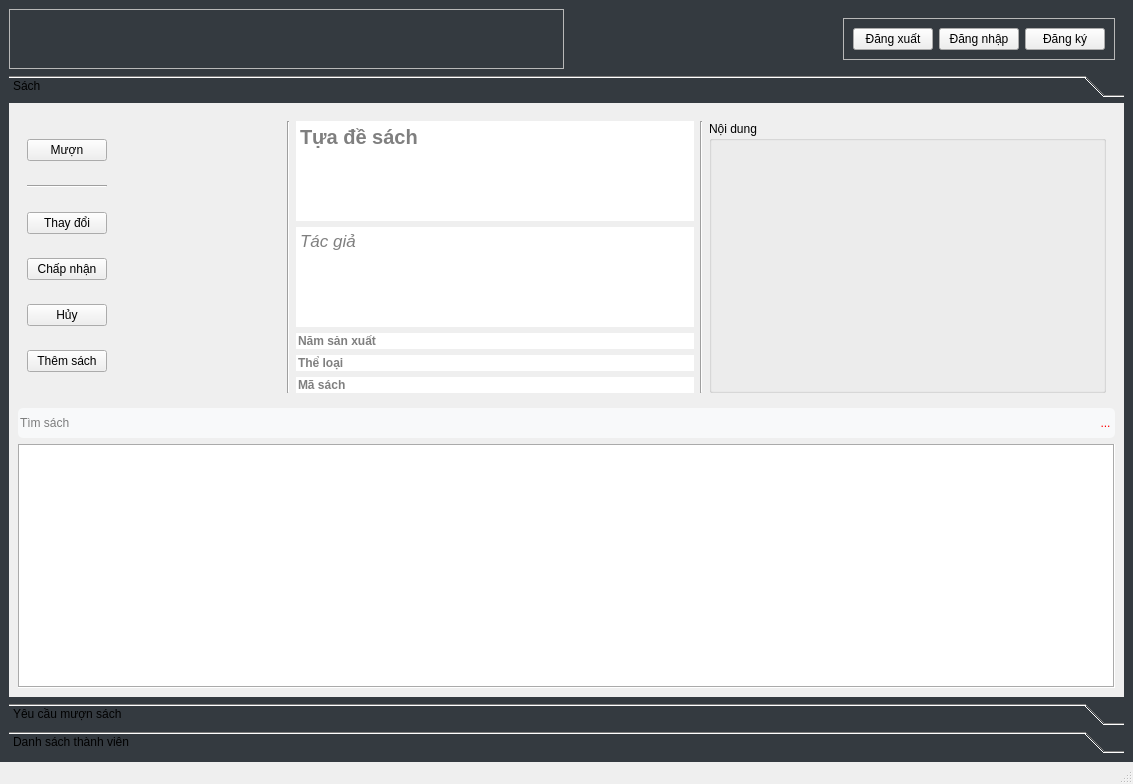
Before: the Qt Designer form mainwindow.ui in fantasyinferno/libpro, drawn with Qt 5.
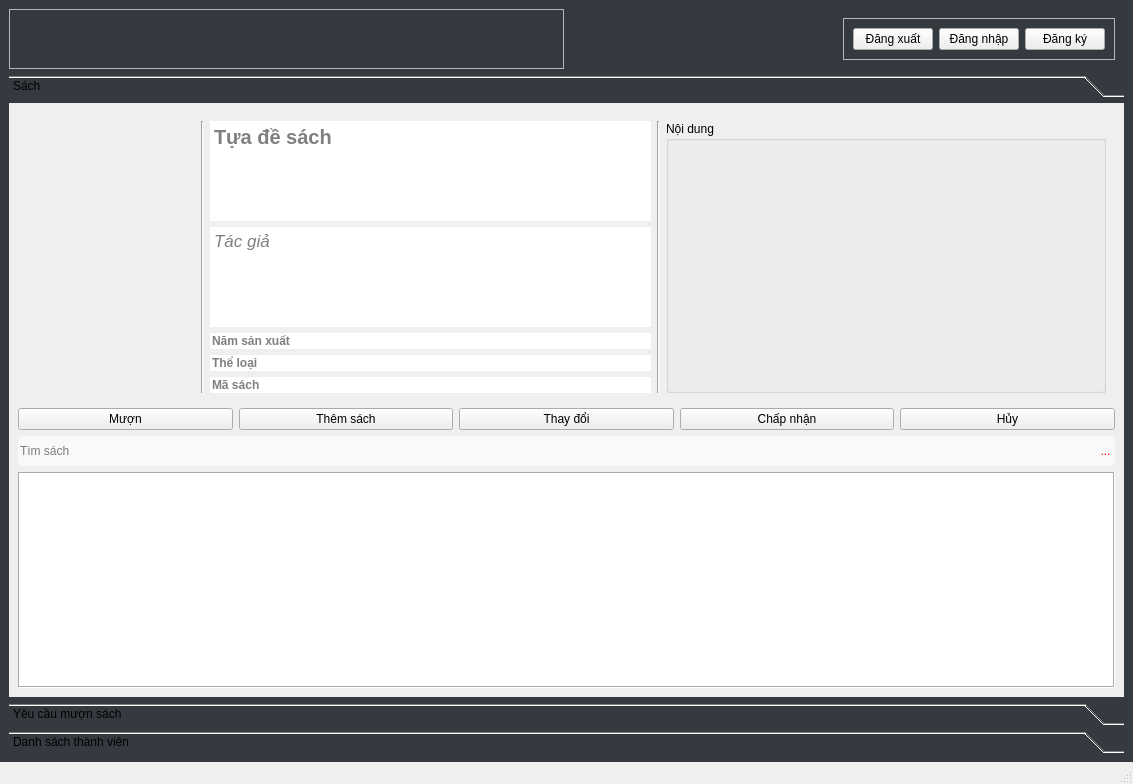
After: the same form once the commit is applied. The open tabs and pages were chosen to show the change. Icons and pictures are not drawn.

The edit to the form file:
```diff
--- a/mainwindow.ui
+++ b/mainwindow.ui
@@ -219,62 +219,7 @@
             <property name="frameShadow">
              <enum>QFrame::Sunken</enum>
             </property>
-            <layout class="QHBoxLayout" name="horizontalLayout_7">
-             <item>
-              <layout class="QVBoxLayout" name="verticalLayout_8">
-               <item>
-                <widget class="QPushButton" name="muonButton">
-                 <property name="toolTip">
-                  <string>&lt;html&gt;&lt;head/&gt;&lt;body&gt;&lt;p&gt;Mượn các sách đã chọn&lt;/p&gt;&lt;/body&gt;&lt;/html&gt;</string>
-                 </property>
-                 <property name="styleSheet">
-                  <string notr="true"/>
-                 </property>
-                 <property name="text">
-                  <string>Mượn</string>
-                 </property>
-                </widget>
-               </item>
-               <item>
-                <widget class="Line" name="line_3">
-                 <property name="orientation">
-                  <enum>Qt::Horizontal</enum>
-                 </property>
-                </widget>
-               </item>
-               <item>
-                <widget class="QPushButton" name="thayDoiSachButton">
-                 <property name="enabled">
-                  <bool>true</bool>
-                 </property>
-                 <property name="text">
-                  <string>Thay đổi</string>
-                 </property>
-                </widget>
-               </item>
-               <item>
-                <widget class="QPushButton" name="chapNhanSachButton">
-                 <property name="text">
-                  <string>Chấp nhận</string>
-                 </property>
-                </widget>
-               </item>
-               <item>
-                <widget class="QPushButton" name="huySachButton">
-                 <property name="text">
-                  <string>Hủy</string>
-                 </property>
-                </widget>
-               </item>
-               <item>
-                <widget class="QPushButton" name="themSachButton">
-                 <property name="text">
-                  <string>Thêm sách</string>
-                 </property>
-                </widget>
-               </item>
-              </layout>
-             </item>
+            <layout class="QHBoxLayout" name="horizontalLayout_12">
              <item>
               <widget class="QFrame" name="biaSachFrame">
                <property name="minimumSize">
@@ -562,6 +507,54 @@
             <zorder></zorder>
            </widget>
           </item>
+          <item>
+           <layout class="QHBoxLayout" name="horizontalLayout_7">
+            <item>
+             <widget class="QPushButton" name="muonButton">
+              <property name="toolTip">
+               <string>&lt;html&gt;&lt;head/&gt;&lt;body&gt;&lt;p&gt;Mượn các sách đã chọn&lt;/p&gt;&lt;/body&gt;&lt;/html&gt;</string>
+              </property>
+              <property name="styleSheet">
+               <string notr="true"/>
+              </property>
+              <property name="text">
+               <string>Mượn</string>
+              </property>
+             </widget>
+            </item>
+            <item>
+             <widget class="QPushButton" name="themSachButton">
+              <property name="text">
+               <string>Thêm sách</string>
+              </property>
+             </widget>
+            </item>
+            <item>
+             <widget class="QPushButton" name="thayDoiSachButton">
+              <property name="enabled">
+               <bool>true</bool>
+              </property>
+              <property name="text">
+               <string>Thay đổi</string>
+              </property>
+             </widget>
+            </item>
+            <item>
+             <widget class="QPushButton" name="chapNhanSachButton">
+              <property name="text">
+               <string>Chấp nhận</string>
+              </property>
+             </widget>
+            </item>
+            <item>
+             <widget class="QPushButton" name="huySachButton">
+              <property name="text">
+               <string>Hủy</string>
+              </property>
+             </widget>
+            </item>
+           </layout>
+          </item>
           <item>
            <layout class="QVBoxLayout" name="verticalLayout_3">
             <item>
```
Left out of the diff: 2 changed lines with no effect on the pictures.
